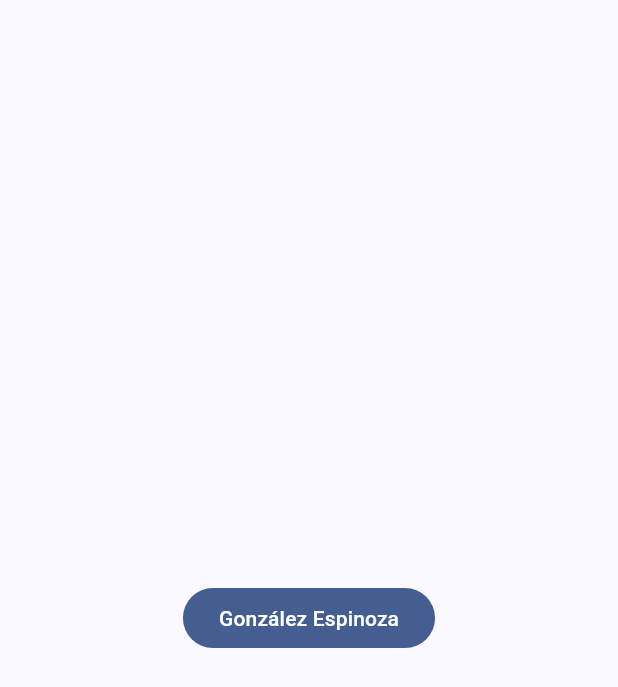
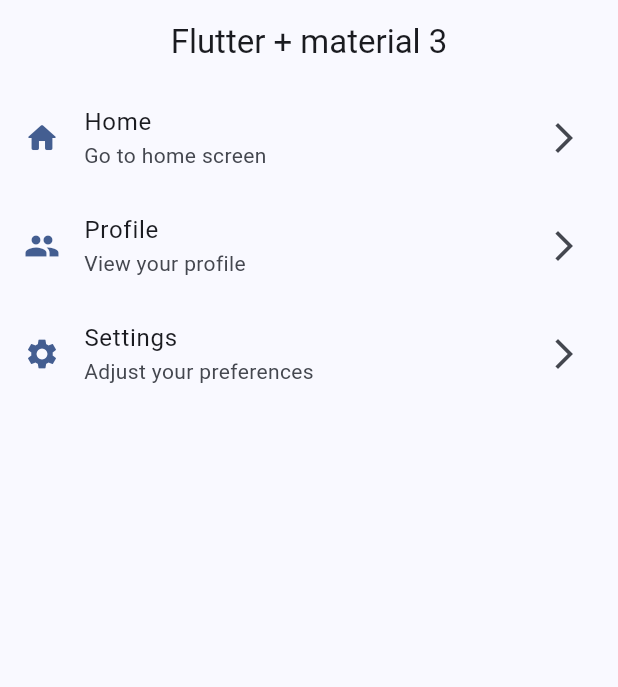
Before and after one commit to JGabrielGlez/TallerFullStack, a Flutter app: the screen it shows after launch, on a phone screen of 412 x 824 dp. Shown: the top 687 px of the screen. Run offline on Flutter 3.47's test engine with Material 3 defaults, Android fonts, the phone set to English and light mode, and no system bars.

Commit message:
Antes del navigator

```diff
--- a/lib/config/menu/menu_items.dart
+++ b/lib/config/menu/menu_items.dart
@@ -4,7 +4,7 @@
   final String title;
   final String subtitle;
   final String link;
-  final String icon;
+  final IconData icon;
 
   const MenuItems({
     required this.title,
@@ -19,18 +19,18 @@
     title: 'Home',
     subtitle: 'Go to home screen',
     link: '/home',
-    icon: 'assets/icons/home.svg',
+    icon: Icons.home_rounded,
   ),
   MenuItems(
     title: 'Profile',
     subtitle: 'View your profile',
     link: '/profile',
-    icon: 'assets/icons/profile.svg',
+    icon: Icons.people,
   ),
   MenuItems(
     title: 'Settings',
     subtitle: 'Adjust your preferences',
     link: '/settings',
-    icon: 'assets/icons/settings.svg',
+    icon: Icons.settings,
   ),
 ];
--- a/lib/config/presentation/screens/home/home_screen.dart
+++ b/lib/config/presentation/screens/home/home_screen.dart
@@ -1,5 +1,5 @@
-import 'package:flutter/gestures.dart';
 import 'package:flutter/material.dart';
+import 'package:widget_gonzalezespinoza/config/menu/menu_items.dart';
 
 class HomeScreen extends StatelessWidget {
   const HomeScreen({super.key});
@@ -7,10 +7,43 @@
   @override
   Widget build(BuildContext context) {
     return Scaffold(
-      appBar: AppBar(
-        title: const Text('Flutter + material 3'),
-        centerTitle: true,
-      ),
+      appBar: AppBar(title: const Text('Flutter + material 3')),
+      body: const _HomeView(),
     );
   }
 }
+
+class _HomeView extends StatelessWidget {
+  const _HomeView();
+
+  @override
+  Widget build(BuildContext context) {
+    return ListView.builder(
+      itemCount: menuItems.length,
+
+      itemBuilder: (contex, index) {
+        final menuItem = menuItems[index];
+        return _CustomListTitle(menuItem: menuItem);
+      },
+    );
+  }
+}
+
+class _CustomListTitle extends StatelessWidget {
+  const _CustomListTitle({required this.menuItem});
+
+  final MenuItems menuItem;
+
+  @override
+  Widget build(BuildContext context) {
+    final colors = Theme.of(context).colorScheme;
+
+    return ListTile(
+      leading: Icon(menuItem.icon, color: colors.primary),
+      trailing: const Icon(Icons.arrow_forward_ios_sharp),
+      title: Text(menuItem.title),
+      subtitle: Text(menuItem.subtitle),
+      onTap: () => {},
+    );
+  }
+}
--- a/lib/config/theme/app_theme.dart
+++ b/lib/config/theme/app_theme.dart
@@ -10,11 +10,14 @@
 
 class AppTheme {
   final int selectedColor;
-  const AppTheme({ this.selectedColor=0})
+  const AppTheme({this.selectedColor = 0})
     : assert(
         selectedColor >= 0 && selectedColor < colorList.length,
         'Selected color index must be between 0 and ${colorList.length - 1}',
       );
-  ThemeData themeData() =>
-      ThemeData(useMaterial3: true, colorSchemeSeed: colorList[selectedColor]);
+  ThemeData themeData() => ThemeData(
+    useMaterial3: true,
+    colorSchemeSeed: colorList[selectedColor],
+    appBarTheme: AppBarTheme(centerTitle: true),
+  );
 }
--- a/lib/main.dart
+++ b/lib/main.dart
@@ -1,4 +1,5 @@
 import 'package:flutter/material.dart';
+import 'package:widget_gonzalezespinoza/config/presentation/screens/home/home_screen.dart';
 import 'config/theme/app_theme.dart';
 
 void main() {
@@ -13,14 +14,7 @@
     return MaterialApp(
       debugShowCheckedModeBanner: false,
       theme: AppTheme(selectedColor: 2).themeData(),
-      home: Scaffold(
-        body: Center(
-          child: FilledButton(
-            onPressed: () {},
-            child: Text('González Espinoza'),
-          ),
-        ),
-      ),
+      home: HomeScreen(),
     );
   }
 }
```
